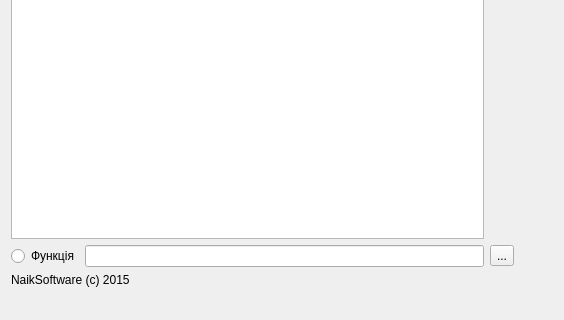
The window that mainwindow.ui (NaikSoftware/LogicCalc) describes before a commit, drawn with Qt 5; both pictures show x 0 to 564 and y 304 to 624 of the 657 by 624 pixel window.
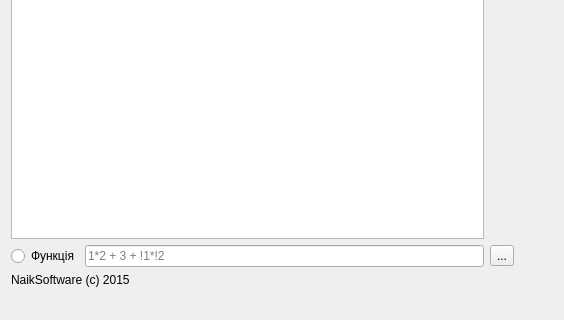
The same window after the commit. Icons and pictures are not drawn.

```diff
--- a/mainwindow.ui
+++ b/mainwindow.ui
@@ -164,7 +164,20 @@
        </widget>
       </item>
       <item>
-       <widget class="QLineEdit" name="lineEdit"/>
+       <widget class="QLineEdit" name="lineEdit">
+        <property name="inputMask">
+         <string/>
+        </property>
+        <property name="readOnly">
+         <bool>false</bool>
+        </property>
+        <property name="placeholderText">
+         <string>1*2 + 3 + !1*!2</string>
+        </property>
+        <property name="clearButtonEnabled">
+         <bool>true</bool>
+        </property>
+       </widget>
       </item>
      </layout>
     </item>
```
